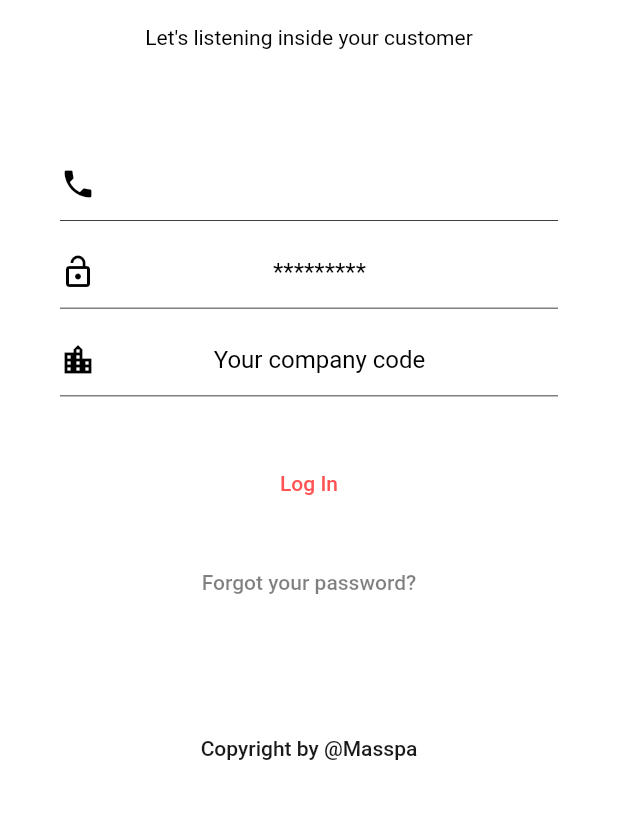
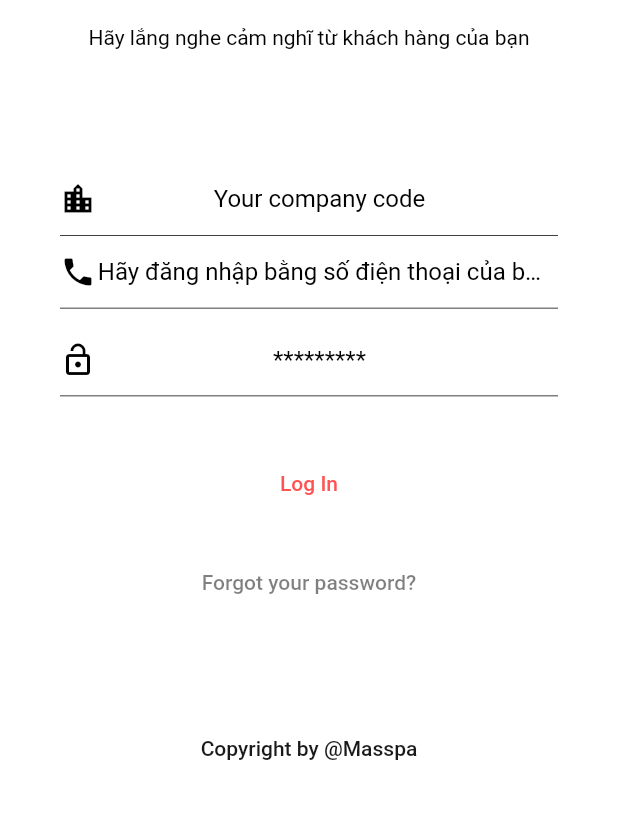
Before and after one commit to playerthong/nps_masspa, a Flutter app: the screen it shows after launch, on a phone screen of 412 x 824 dp, the part 416-1235 px from its top. Run offline on Flutter 3.47's test engine with Material 2 defaults, Android fonts, the light colour scheme and no system bars; our stand-ins replace flutter_spinkit, progress_dialog; accounts and stored records are empty; generated files the repository leaves out were written again; statements that could not run were skipped.

Commit message:
Update framework

```diff
--- a/lib/api/api_response.dart
+++ b/lib/api/api_response.dart
@@ -1,7 +1,7 @@
 class ApiResponse {
   bool success;
-  bool err;
-  bool message;
+  String err;
+  String message;
   dynamic data;
 
   ApiResponse({this.success, this.err, this.message, this.data});
--- a/lib/api/masspa_api.dart
+++ b/lib/api/masspa_api.dart
@@ -11,7 +11,7 @@ class ApiService {
   static final String BASE_API="https://mascall.herokuapp.com";
 
   static final  Map<String, String>  baseHeaders = {
-      'Content-type': 'application/json',
+      'Content-Type': 'application/json',
       "Device-Timezone": DateTime.now().timeZoneOffset.toString(),
       "Device-Timezone-Name": DateTime.now().timeZoneName,
       "Device-OS-Version": Platform.operatingSystemVersion,
@@ -24,7 +24,7 @@ class ApiService {
 
   static Future<http.Response> login({String username,String password,String companyCode}) async {
     LoginResource loginResource=new LoginResource(username: username,password: password,companyCode: companyCode);
-    final response = await http.post(  BASE_API+'api/employee/public/users/signin',headers: baseHeaders,body: loginResource.toJson());
+    final response = await http.post(  BASE_API+'/api/employee/public/users/signin',headers: baseHeaders,body: json.encode(loginResource.toJson()));
     return response;
   }
 
--- a/lib/main.dart
+++ b/lib/main.dart
@@ -4,6 +4,8 @@ import 'package:nps_masspa/scopedmodel/nps_masspa_model.dart';
 import 'package:scoped_model/scoped_model.dart';
 import 'package:nps_masspa/screen/splash_screen.dart';
 import 'package:nps_masspa/screen/login_screen.dart';
+import 'package:flutter_localizations/flutter_localizations.dart';
+
 
 void main() => runApp(NPSMasspaApp());
 
@@ -36,14 +38,13 @@ class NPSMasspaAppState extends State<NPSMasspaApp>{
                 theme: ThemeData(
                   primarySwatch: Colors.red,
                 ),
-                localizationsDelegates: const <LocalizationsDelegate<WidgetsLocalizations>>[
+                localizationsDelegates: [
+                  GlobalMaterialLocalizations.delegate,
                   S.delegate,
                 ],
                 supportedLocales: S.delegate.supportedLocales,
                 localeResolutionCallback:
                 S.delegate.resolution(fallback: const Locale('vi', '')),
-                localeListResolutionCallback:
-                S.delegate.listResolution(fallback: const Locale('en', '')),
                 title: 'Flutter Demo',
                 home: LoginScreen(title: 'Flutter Demo Home Page'),
               );
--- /dev/null
+++ b/lib/scopedmodel/base_model.dart
@@ -0,0 +1,20 @@
+
+import 'package:scoped_model/scoped_model.dart';
+import 'package:nps_masspa/api/masspa_api.dart';
+import 'package:http/http.dart' as http;
+import 'package:flutter/foundation.dart';
+import 'dart:convert';
+import 'package:nps_masspa/api/api_response.dart';
+
+class BaseModel extends Model {
+
+
+
+
+}
+
+ApiResponse processResponseInBackground(String body){
+  Map apiResponseMap = jsonDecode(body);
+  ApiResponse apiResponse=ApiResponse.fromJson(apiResponseMap);
+  return apiResponse;
+}
--- a/lib/scopedmodel/login_model.dart
+++ b/lib/scopedmodel/login_model.dart
@@ -1,18 +1,18 @@
 import 'package:scoped_model/scoped_model.dart';
 import 'package:nps_masspa/api/masspa_api.dart';
+import 'package:nps_masspa/scopedmodel/base_model.dart';
 import 'package:http/http.dart' as http;
 import 'package:flutter/foundation.dart';
 import 'dart:convert';
 import 'package:nps_masspa/api/api_response.dart';
 
-class LoginModel extends Model {
-
+class LoginModel extends BaseModel {
 
   void login(String username,String password,String companyCode, OnApiCallBack callBack) async{
     http.Response httpResponse= await ApiService.login(username: username,password: password,companyCode: companyCode);
     if(httpResponse.statusCode==200){
       //Do something
-      ApiResponse  apiResponse=await compute(processLoginResponseInBackground,httpResponse);
+      ApiResponse  apiResponse=await compute(processResponseInBackground,httpResponse.body);
       //Call back
       callBack(httpResponse,apiResponse);
     }else{
@@ -21,9 +21,4 @@ class LoginModel extends Model {
     }
   }
 
-  ApiResponse processLoginResponseInBackground(http.Response response){
-    Map apiResponseMap = jsonDecode(response.body);
-    ApiResponse apiResponse=ApiResponse.fromJson(apiResponseMap);
-    return apiResponse;
-  }
 }
--- a/lib/screen/login_screen.dart
+++ b/lib/screen/login_screen.dart
@@ -6,31 +6,21 @@ import 'package:flutter_spinkit/flutter_spinkit.dart';
 import 'package:nps_masspa/generated/i18n.dart';
 import 'package:progress_dialog/progress_dialog.dart';
 import 'package:http/http.dart' as http;
+import 'package:nps_masspa/screen/base_screen.dart';
 
-class LoginScreen extends StatefulWidget {
-  LoginScreen({Key key, this.title}) : super(key: key);
+class LoginScreen extends BaseScreen {
 
-  // This widget is the home page of your application. It is stateful, meaning
-  // that it has a State object (defined below) that contains fields that affect
-  // how it looks.
-
-  // This class is the configuration for the state. It holds the values (in this
-  // case the title) provided by the parent (in this case the App widget) and
-  // used by the build method of the State. Fields in a Widget subclass are
-  // always marked "final".
-
-  final String title;
+  LoginScreen({Key key,  title}) : super(key: key);
 
   @override
   LoginState createState() => LoginState();
 }
 
 
-class LoginState extends State<LoginScreen> {
+class LoginState extends BaseState<LoginScreen> {
 
   LoginModel loginModel;
-  ProgressDialog pr;
-  final formKey = GlobalKey<FormState>();
+
   TextEditingController usernameController=new TextEditingController();
   TextEditingController passwordController=new TextEditingController();
   TextEditingController companyCodeController=new TextEditingController();
@@ -42,8 +32,10 @@ class LoginState extends State<LoginScreen> {
 
   @override
   Widget build(BuildContext context) {
-    pr = new ProgressDialog(context, ProgressDialogType.Normal);
-    pr.setMessage(S.of(context).please_wait);
+    if(pr==null){
+      pr = new ProgressDialog(context, ProgressDialogType.Normal);
+      pr.setMessage(S.of(context).please_wait);
+    }
    // _showDialog();
     return Scaffold(
         backgroundColor: MasspaColor.primaryColor,
@@ -98,6 +90,51 @@ class LoginState extends State<LoginScreen> {
                         ),
                       ),
                     ),
+
+                    new Container(
+                      width: MediaQuery
+                          .of(context)
+                          .size
+                          .width,
+                      margin: const EdgeInsets.only(
+                          left: 40.0, right: 40.0, top: 10.0),
+                      alignment: Alignment.center,
+                      decoration: BoxDecoration(
+                        border: Border(
+                          bottom: BorderSide(
+                              color: Colors.black,
+                              width: 0.5,
+                              style: BorderStyle.solid),
+                        ),
+                      ),
+                      padding: const EdgeInsets.only(left: 0.0, right: 10.0),
+                      child: new Row(
+                        crossAxisAlignment: CrossAxisAlignment.center,
+                        mainAxisAlignment: MainAxisAlignment.spaceBetween,
+                        children: <Widget>[
+                          new Padding(
+                            padding:
+                            EdgeInsets.only(top: 10.0, bottom: 10.0, right: 00.0),
+                            child: Icon(
+                              Icons.location_city,
+                              color: Colors.black,
+                            ),
+                          ),
+                          new Expanded(
+                            child: TextFormField(
+                              textAlign: TextAlign.center,
+                              controller: companyCodeController,
+                              decoration: InputDecoration(
+                                border: InputBorder.none,
+                                hintText: 'Your company code',
+                                hintStyle: TextStyle(color: Colors.black),
+                              ),
+                            ),
+                          ),
+                        ],
+                      ),
+                    ),
+
                     new Container(
                       width: MediaQuery
                           .of(context)
@@ -196,49 +233,6 @@ class LoginState extends State<LoginScreen> {
                       ),
                     ),
 
-                    new Container(
-                      width: MediaQuery
-                          .of(context)
-                          .size
-                          .width,
-                      margin: const EdgeInsets.only(
-                          left: 40.0, right: 40.0, top: 10.0),
-                      alignment: Alignment.center,
-                      decoration: BoxDecoration(
-                        border: Border(
-                          bottom: BorderSide(
-                              color: Colors.black,
-                              width: 0.5,
-                              style: BorderStyle.solid),
-                        ),
-                      ),
-                      padding: const EdgeInsets.only(left: 0.0, right: 10.0),
-                      child: new Row(
-                        crossAxisAlignment: CrossAxisAlignment.center,
-                        mainAxisAlignment: MainAxisAlignment.spaceBetween,
-                        children: <Widget>[
-                          new Padding(
-                            padding:
-                            EdgeInsets.only(top: 10.0, bottom: 10.0, right: 00.0),
-                            child: Icon(
-                              Icons.location_city,
-                              color: Colors.black,
-                            ),
-                          ),
-                          new Expanded(
-                            child: TextFormField(
-                              textAlign: TextAlign.center,
-                              controller: companyCodeController,
-                              decoration: InputDecoration(
-                                border: InputBorder.none,
-                                hintText: 'Your company code',
-                                hintStyle: TextStyle(color: Colors.black),
-                              ),
-                            ),
-                          ),
-                        ],
-                      ),
-                    ),
 
                     new Container(
                       width: MediaQuery
@@ -256,7 +250,7 @@ class LoginState extends State<LoginScreen> {
                                   vertical: 20.0, horizontal: 20.0),
                               color: Colors.white,
                               onPressed:
-                                _showDialog
+                                login
                               ,
                               child: Text(
                                 "Log In",
@@ -334,15 +328,17 @@ class LoginState extends State<LoginScreen> {
 
   void login() {
     if (formKey.currentState.validate()) {
-      pr.show();
-//      loginModel.login("sdfds", "sdfds", "sdfdf",(httpResponse,apiResponse) async {
-//        pr.hide();
-//        if(apiResponse.success){
-//
-//        }else{
-//
-//        }
-//      });
+      showProgressDialog();
+
+      loginModel.login("sdfds", "sdfds", "sdfdf",(httpResponse,apiResponse) async {
+        hideProgressDialog();
+        showAlertDialog( "Em ok");
+        if(apiResponse.success){
+
+        }else{
+
+        }
+      });
     }
   }
 
@@ -353,8 +349,8 @@ class LoginState extends State<LoginScreen> {
         context: context,
         builder: (BuildContext context) {
           return AlertDialog(
-            title: Text("sdfdsfdfds"),
-            content: Text("dfdsfds"),
+            title: Text(S.of(context).please_wait),
+            content: Text(S.of(context).welcome),
 
           );
         });
--- a/pubspec.yaml
+++ b/pubspec.yaml
@@ -19,7 +19,9 @@ environment:
 dependencies:
   flutter:
     sdk: flutter
-
+  flutter_localizations:
+    sdk: flutter
+  flutter_cupertino_localizations: ^1.0.1
   # The following adds the Cupertino Icons font to your application.
   # Use with the CupertinoIcons class for iOS style icons.
   cupertino_icons: ^0.1.2
--- a/res/values/strings_en.arb
+++ b/res/values/strings_en.arb
@@ -3,6 +3,7 @@
   "welcome": "Welcome",
   "masspa": "Masspa",
   "please_wait": "Please wait...",
+  "close": "Close",
   "login_phone_hint": "",
   "login_title": "Let's listening inside your customer"
 }
--- a/res/values/strings_vi.arb
+++ b/res/values/strings_vi.arb
@@ -3,6 +3,7 @@
   "welcome": "Welcome",
   "masspa": "Masspa",
   "please_wait": "Please wait...",
+  "close": "Đóng",
   "login_phone_hint": "Hãy đăng nhập bằng số điện thoại của bạn",
   "login_title": "Hãy lắng nghe cảm nghĩ từ khách hàng của bạn"
 
```
Also changed, not shown: lib/screen/base_authenticated.dart (added, +13 -0 lines), lib/screen/base_screen.dart (added, +79 -0 lines), lib/dialogs/loading_dialog.dart (added), lib/generated/i18n.dart, pubspec.lock, 2 other files.
